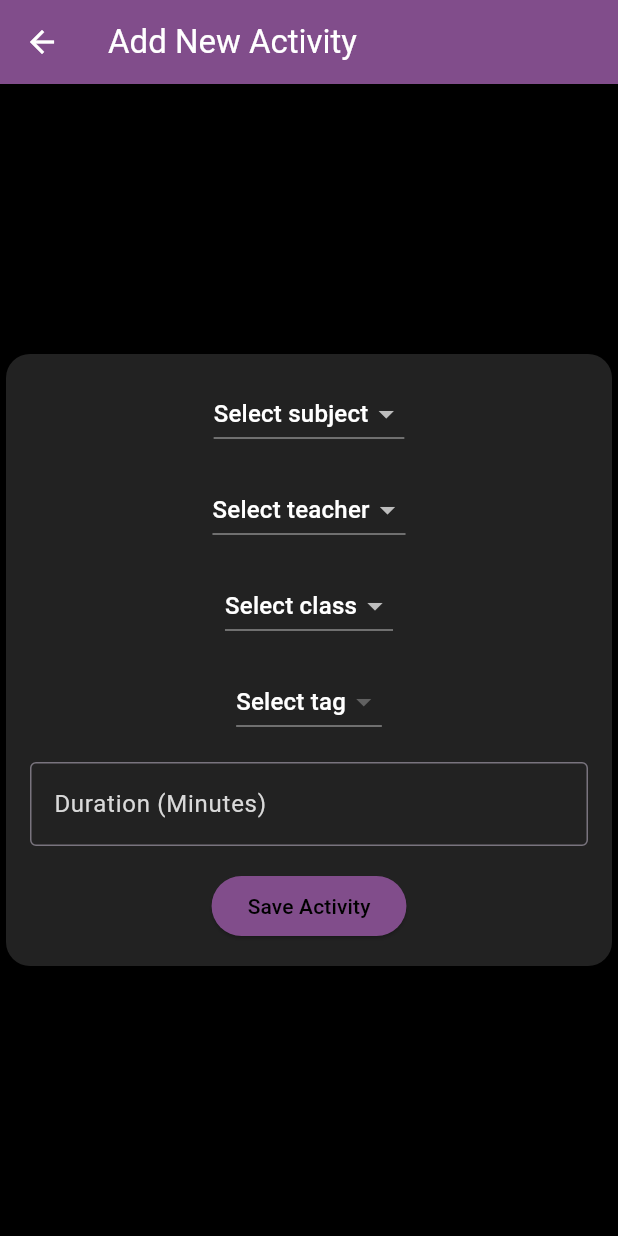
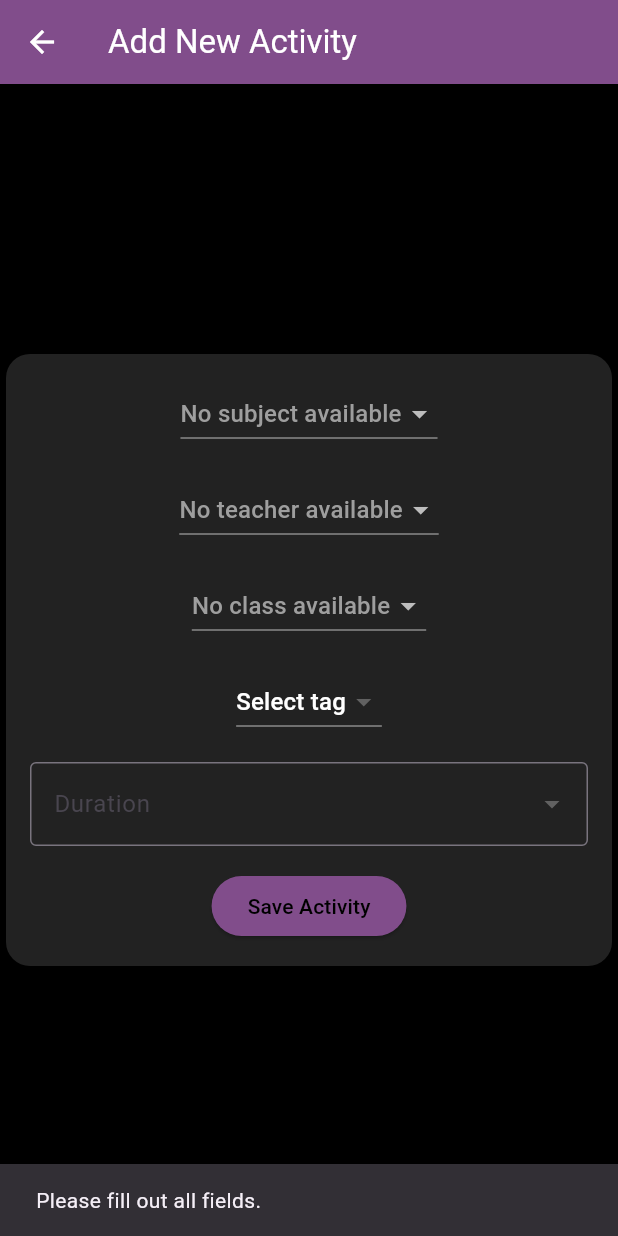
Before and after one commit to MAY55A/SMARN-FET, a Flutter app: the AddActivity screen opened directly, after a tap on "Save Activity", on a phone screen of 412 x 824 dp. Run offline on Flutter 3.47's test engine with Material 3 defaults, Android fonts, the phone set to English and light mode, and no system bars; our stand-ins replace cloud_functions, firebase_auth, firebase_core; accounts and stored records are empty; network calls fail.

Commit message:
fixing activity forms (teacher/subject fields) and adding control to the duration field

```diff
--- a/lib/pages/Admin/Manage Activities/add_activity.dart
+++ b/lib/pages/Admin/Manage Activities/add_activity.dart
@@ -5,7 +5,9 @@ import 'package:smarn/models/class.dart';
 import 'package:smarn/models/subject.dart';
 import 'package:smarn/models/teacher.dart';
 import 'package:smarn/pages/widgets/dropDownMenu.dart';
+import 'package:smarn/pages/widgets/duration_form_field.dart';
 import 'package:smarn/services/class_service.dart';
+import 'package:smarn/services/constraint_service.dart';
 import 'package:smarn/services/teacher_service.dart';
 import 'package:smarn/services/subject_service.dart';
 import 'package:smarn/services/activity_service.dart';
@@ -18,14 +20,13 @@ class AddActivity extends StatefulWidget {
 }
 
 class _AddActivityState extends State<AddActivity> {
-  final TextEditingController _durationController = TextEditingController();
-
   final List<String> _tags = ActivityTag.values.map((t) => t.name).toList();
 
   Class? _selectedClass;
   String? _selectedTag;
   Teacher? _selectedTeacher;
   Subject? _selectedSubject;
+  int? _duration;
 
   List<Class> _classes = [];
   List<Teacher> _allTeachers = [];
@@ -36,6 +37,10 @@ class _AddActivityState extends State<AddActivity> {
   final TeacherService _teacherService = TeacherService();
   final SubjectService _subjectService = SubjectService();
   final ClassService _classService = ClassService();
+  final ConstraintService _constraintService = ConstraintService();
+
+  int _minDuration = 60;
+  int _maxDuration = 240;
 
   @override
   void initState() {
@@ -45,10 +50,20 @@ class _AddActivityState extends State<AddActivity> {
 
   Future<void> _fetchData() async {
     await Future.wait([
+      _fetchDurations(),
       _fetchTeachers(),
       _fetchSubjects(),
       _fetchClasses(),
     ]);
+  }
+
+  Future<void> _fetchDurations() async {
+    final min = (await _constraintService.getMinMaxDuration('min'))!;
+    final max = (await _constraintService.getMinMaxDuration('max'))!;
+    setState(() {
+      _minDuration = min;
+      _maxDuration = max;
+    });
   }
 
   Future<void> _fetchTeachers() async {
@@ -82,6 +97,9 @@ class _AddActivityState extends State<AddActivity> {
         .toList();
     setState(() {
       _teachers = teachersList;
+      if (!_teachers.contains(_selectedTeacher)) {
+        _selectedTeacher = null;
+      }
     });
   }
 
@@ -100,6 +118,9 @@ class _AddActivityState extends State<AddActivity> {
         .toList();
     setState(() {
       _teachers = teachersList;
+      if (!_teachers.contains(_selectedTeacher)) {
+        _selectedTeacher = null;
+      }
     });
   }
 
@@ -118,7 +139,7 @@ class _AddActivityState extends State<AddActivity> {
         subject: _selectedSubject!.id!,
         teacher: _selectedTeacher!.id!,
         studentsClass: _selectedClass!.id!,
-        duration: int.parse(_durationController.text),
+        duration: _duration!,
         tag: ActivityTag.values.firstWhere((e) => e.name == _selectedTag),
       );
 
@@ -134,12 +155,7 @@ class _AddActivityState extends State<AddActivity> {
       });
     } else {
       ScaffoldMessenger.of(context).showSnackBar(
-        const SnackBar(
-            content: Text(
-                'Please fill out all fields and ensure the duration is at least 60 minutes.')),
-        const SnackBar(
-            content: Text(
-                'Please fill out all fields and ensure the duration is at least 60 minutes.')),
+        const SnackBar(content: Text('Please fill out all fields.')),
       );
     }
   }
@@ -149,9 +165,7 @@ class _AddActivityState extends State<AddActivity> {
         _selectedTeacher != null &&
         _selectedClass != null &&
         _selectedTag != null &&
-        _durationController.text.isNotEmpty &&
-        int.tryParse(_durationController.text) != null &&
-        int.parse(_durationController.text) >= 60;
+        _duration != null;
   }
 
   @override
@@ -190,7 +204,7 @@ class _AddActivityState extends State<AddActivity> {
                   (dynamic newValue) {
                 setState(() {
                   _selectedTeacher = newValue as Teacher;
-                      _refreshSubjects();
+                  //_refreshSubjects();
                 });
               }),
               const SizedBox(height: 16),
@@ -214,16 +228,14 @@ class _AddActivityState extends State<AddActivity> {
                   const SizedBox(height: 16),
 
               // Duration TextField
-                  TextField(
-                    controller: _durationController,
-                    style: const TextStyle(color: Colors.black),
-                    keyboardType: TextInputType.number,
-                    decoration: const InputDecoration(
-                      labelText: 'Duration (Minutes)',
-                      labelStyle: TextStyle(color: Color.fromARGB(255, 217, 217, 217)),
-                      border: OutlineInputBorder(),
-                    ),
-                  ),
+              durationFormField(
+                  _minDuration, // Minimum duration in minutes
+                  _maxDuration, // Maximum duration in minutes
+                  (value) {
+                setState(() {
+                  _duration = value;
+                });
+              }),
               const SizedBox(height: 16),
 
                   // Save Button
--- a/lib/pages/widgets/dropDownMenu.dart
+++ b/lib/pages/widgets/dropDownMenu.dart
@@ -46,6 +46,8 @@ Widget activityDropdownMenu(String type, dynamic selected, List list,
     padding: const EdgeInsets.only(left: 20, right: 20),
     value: selected,
     hint: Text("Select $type", style: const TextStyle(color: Colors.white)),
+    disabledHint:
+        Text("No $type available", style: const TextStyle(color: Colors.grey)),
     onChanged: onChange,
     items: list.map<DropdownMenuItem<dynamic>>((dynamic value) {
       return DropdownMenuItem<dynamic>(
--- /dev/null
+++ b/lib/pages/widgets/duration_form_field.dart
@@ -0,0 +1,33 @@
+import 'package:flutter/material.dart';
+import 'package:smarn/services/time_service.dart';
+
+Widget durationFormField(
+    int minDuration, int maxDuration, void Function(int?)? onChange,
+    [int? selected]) {
+  var availableDurations = List.generate(
+    ((maxDuration - minDuration) ~/ minDuration) + 1,
+    (index) => minDuration + (index * minDuration),
+  );
+  return DropdownButtonFormField<int>(
+    value: selected,
+    decoration: const InputDecoration(
+      labelText: 'Duration',
+      border: OutlineInputBorder(),
+    ),
+    items: availableDurations
+        .map((duration) => DropdownMenuItem(
+            value: duration,
+            child: Text(
+              TimeService.minutesToTime(duration),
+              style: const TextStyle(color: Colors.purple),
+            )))
+        .toList(),
+    onChanged: onChange,
+    validator: (value) {
+      if (value == null || value < minDuration) {
+        return 'Duration must be at least $minDuration mins.';
+      }
+      return null;
+    },
+  );
+}
```
Also changed, not shown: lib/pages/Admin/Manage Activities/edit_activity.dart (+34 -25 lines). Lines whose indentation alone changed are shown as unchanged.
